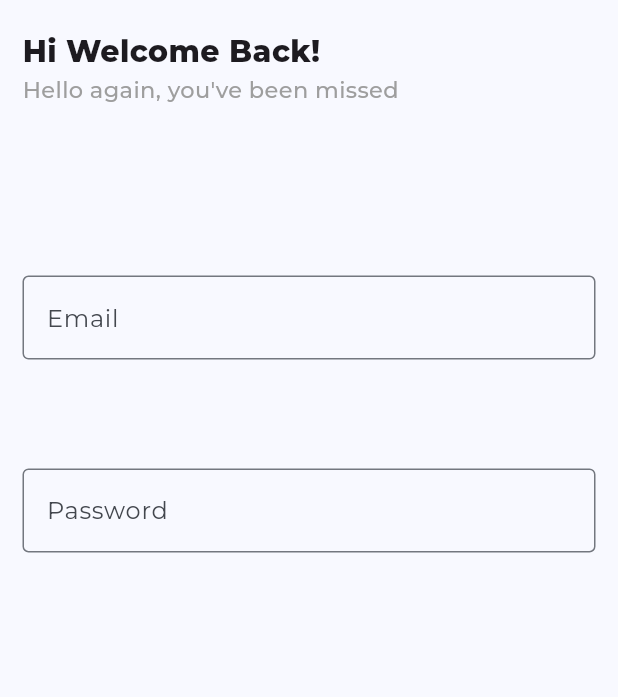
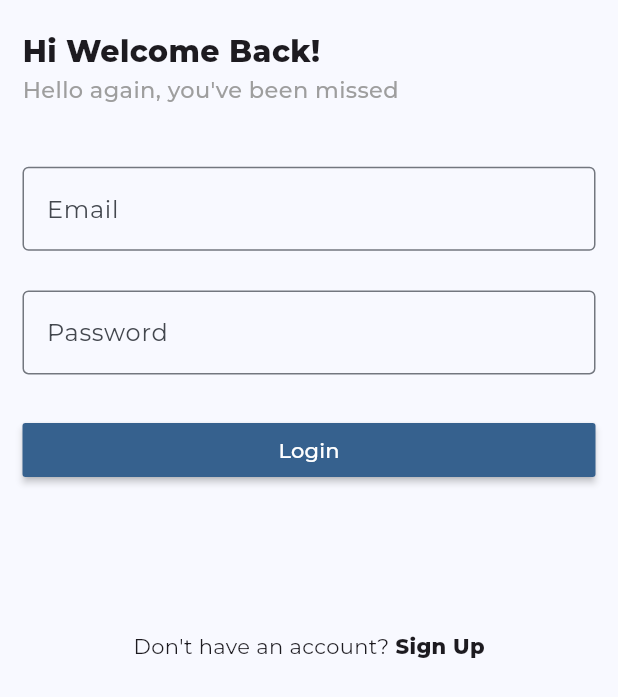
Before and after one commit to SotaAsai/firebase_chat_app_tutorial, a Flutter app: the screen it shows after launch, on a phone screen of 412 x 824 dp. Shown: the top 697 px of the screen. Run offline on Flutter 3.47's test engine with Material 3 defaults, Android fonts, the phone set to English and light mode, and no system bars; our stand-ins replace firebase_analytics, firebase_auth, firebase_core, google_fonts; accounts and stored records are empty.

Commit message:
ログインボタンやlogin()の作成など

```diff
--- a/lib/pages/login_page.dart
+++ b/lib/pages/login_page.dart
@@ -75,14 +75,55 @@ class _LoginPageState extends State<LoginPage> {
           crossAxisAlignment: CrossAxisAlignment.center,
           children: [
             CustomFormField(
+              height: MediaQuery.sizeOf(context).height * 0.1,
               hintText: "Email",
             ),
             CustomFormField(
+              height: MediaQuery.sizeOf(context).height * 0.1,
               hintText: "Password",
             ),
+            _loginButton(),
+            _createAnAccountLink(),
           ],
         ),
       ),
     );
   }
+
+  Widget _loginButton() {
+    return SizedBox(
+      width: MediaQuery.sizeOf(context).width,
+      child: MaterialButton(
+        onPressed: () {
+
+        },
+        color: Theme.of(context).colorScheme.primary,
+        child: const Text(
+          "Login",
+          style: TextStyle(
+            color: Colors.white,
+          ),
+        ),
+      ),
+    );
+  }
+
+  Widget _createAnAccountLink() {
+    return const Expanded(
+        child: Row(
+          mainAxisSize: MainAxisSize.max,
+          mainAxisAlignment: MainAxisAlignment.center,
+          crossAxisAlignment: CrossAxisAlignment.end,
+          children: [
+            Text("Don't have an account? "),
+            Text(
+              "Sign Up",
+              style: TextStyle(
+                fontWeight: FontWeight.w800,
+              ),
+            ),
+          ],
+        ),
+    );
+  }
 }
--- a/lib/widgets/custom_form_field.dart
+++ b/lib/widgets/custom_form_field.dart
@@ -2,18 +2,23 @@ import 'package:flutter/material.dart';
 
 class CustomFormField extends StatelessWidget {
   final String hintText;
+  final double height;
 
   const CustomFormField({
     super.key,
     required this.hintText,
+    required this.height,
   });
 
   @override
   Widget build(BuildContext context) {
-    return TextFormField(
-      decoration: InputDecoration(
-        hintText: hintText,
-        border: const OutlineInputBorder(),
+    return SizedBox(
+      height: height,
+      child: TextFormField(
+        decoration: InputDecoration(
+          hintText: hintText,
+          border: const OutlineInputBorder(),
+        ),
       ),
     );
   }
```
Also changed, not shown: lib/services/auth_service.dart (added, +29 -0 lines).
